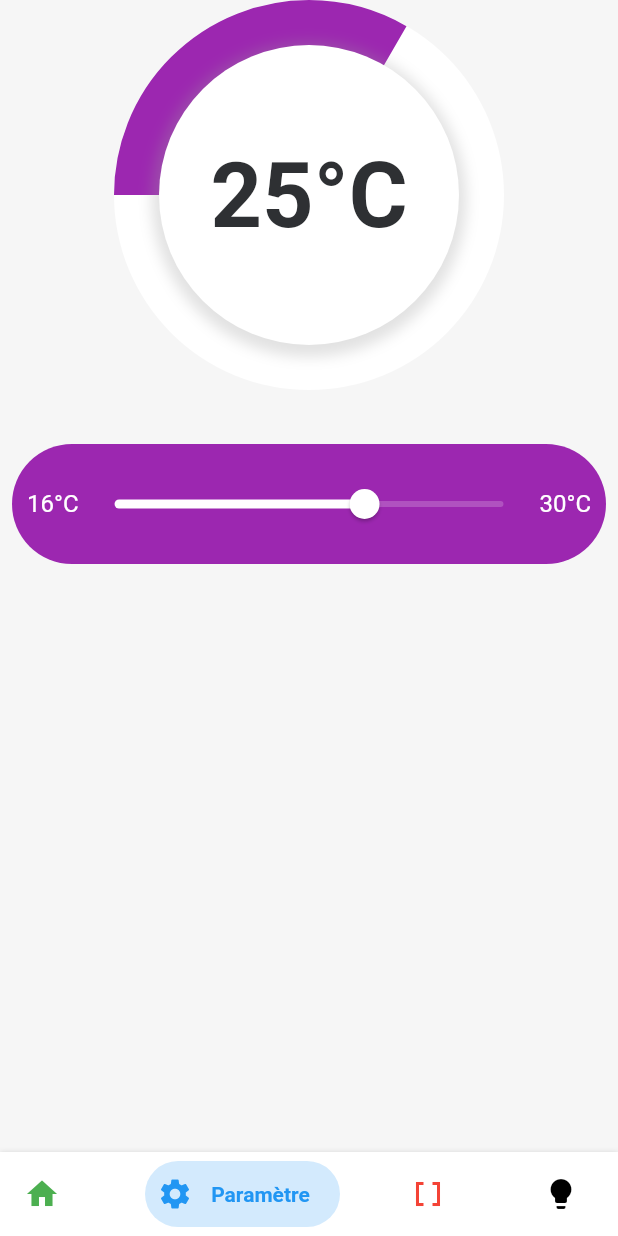
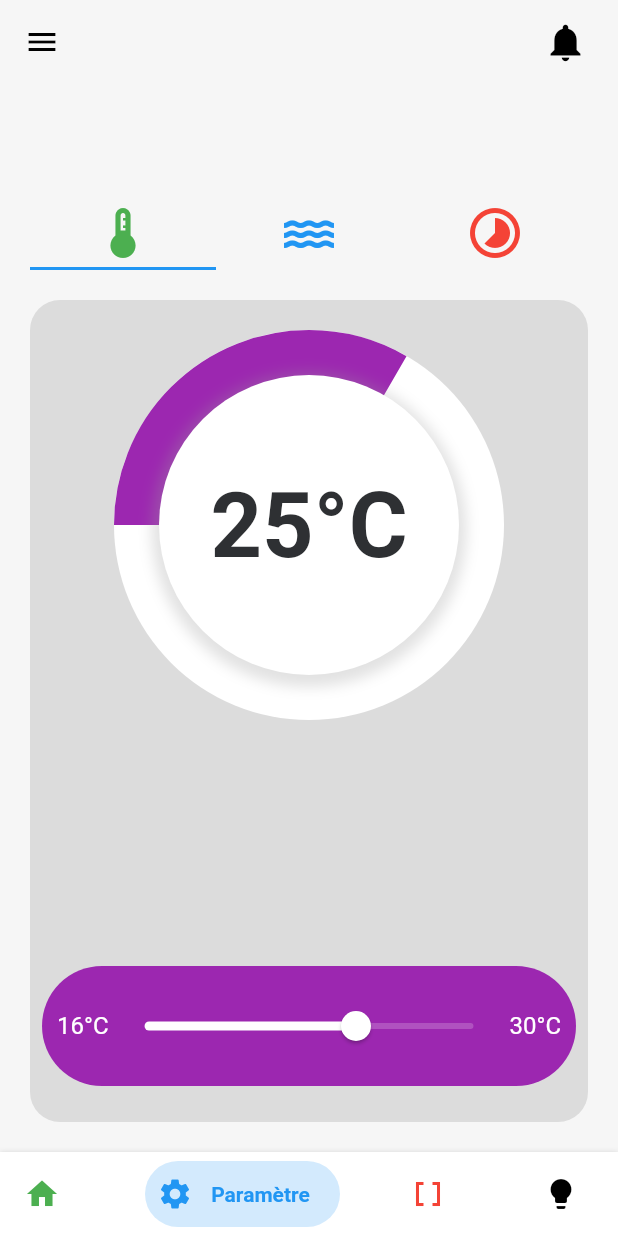
Before and after one commit to andriananjamarotafika/Planteco-mobile, a Flutter app: the screen it shows after launch, swiped to page 2, on a phone screen of 412 x 824 dp. Run offline on Flutter 3.47's test engine with Material 2 defaults, Android fonts, the light colour scheme and no system bars; drawn by our look-alikes of bottom_navy_bar; our stand-ins replace auth_buttons, flutter_staggered_animations, hexcolor, nb_utils.

Commit message:
Mise a jour settingPage

```diff
--- a/lib/Models/weau/DemoTemperatureWidget.dart
+++ b/lib/Models/weau/DemoTemperatureWidget.dart
@@ -5,7 +5,7 @@ import 'package:planteco/Models/weau/temperature.dart';
 
 
 class DemoTemperatureWidget extends StatefulWidget {
-  Temperature? temperature;
+  TemperatureEau? temperature;
   Function(double)? onChanged;
 
   DemoTemperatureWidget({this.temperature, this.onChanged});
--- a/lib/Models/weau/ItemModal.dart
+++ b/lib/Models/weau/ItemModal.dart
@@ -31,7 +31,7 @@ List<dynamic> itemList = [
     color: Color(0xFFFD443C),
     type: ItemType.light,
   ),
-  Temperature(
+  TemperatureEau(
     name: 'Smart AC',
     iconOn: Icons.ac_unit,
     iconOff: Icons.ac_unit,
--- a/lib/Models/weau/temperature.dart
+++ b/lib/Models/weau/temperature.dart
@@ -1,10 +1,10 @@
 import 'ItemModal.dart';
 
-class Temperature extends Item {
+class TemperatureEau extends Item {
   int speed;
   double? value;
 
-  Temperature({
+  TemperatureEau({
     name,
     iconOn,
     iconOff,
--- a/lib/Models/weau/view_modal.dart
+++ b/lib/Models/weau/view_modal.dart
@@ -1,7 +1,7 @@
 import 'package:flutter/material.dart';
 import 'ItemModal.dart';
 
-class ViewModel extends ChangeNotifier {
+class ViewModelEau extends ChangeNotifier {
   List<dynamic> myList = itemList;
 
   activateStatus(int index, bool status) {
--- a/lib/Models/wtemp/DemoTemperatureWidget.dart
+++ b/lib/Models/wtemp/DemoTemperatureWidget.dart
@@ -1,11 +1,11 @@
 import 'package:flutter/material.dart';
 import 'package:nb_utils/nb_utils.dart';
 import 'package:hexcolor/hexcolor.dart';
-import 'package:planteco/Models/weau/temperature.dart';
+import 'package:planteco/Models/wtemp/temperature.dart';
 
 
 class DemoTemperatureWidget extends StatefulWidget {
-  Temperature? temperature;
+  TemperatureTemp ? temperature;
   Function(double)? onChanged;
 
   DemoTemperatureWidget({this.temperature, this.onChanged});
--- a/lib/Models/wtemp/ItemModal.dart
+++ b/lib/Models/wtemp/ItemModal.dart
@@ -31,7 +31,7 @@ List<dynamic> itemList = [
     color: Color(0xFFFD443C),
     type: ItemType.light,
   ),
-  Temperature(
+  TemperatureTemp(
     name: 'Smart AC',
     iconOn: Icons.ac_unit,
     iconOff: Icons.ac_unit,
--- a/lib/Models/wtemp/temperature.dart
+++ b/lib/Models/wtemp/temperature.dart
@@ -1,10 +1,10 @@
 import 'ItemModal.dart';
 
-class Temperature extends Item {
+class TemperatureTemp extends Item {
   int speed;
   double? value;
 
-  Temperature({
+  TemperatureTemp({
     name,
     iconOn,
     iconOff,
--- a/lib/Models/wtemp/view_modal.dart
+++ b/lib/Models/wtemp/view_modal.dart
@@ -1,7 +1,7 @@
 import 'package:flutter/material.dart';
 import 'ItemModal.dart';
 
-class ViewModel extends ChangeNotifier {
+class ViewModelTemp extends ChangeNotifier {
   List<dynamic> myList = itemList;
 
   activateStatus(int index, bool status) {
--- a/lib/Models/wtime/DemoTemperatureWidget.dart
+++ b/lib/Models/wtime/DemoTemperatureWidget.dart
@@ -1,11 +1,11 @@
 import 'package:flutter/material.dart';
 import 'package:nb_utils/nb_utils.dart';
 import 'package:hexcolor/hexcolor.dart';
-import 'package:planteco/Models/weau/temperature.dart';
+import 'package:planteco/Models/wtime/temperature.dart';
 
 
 class DemoTemperatureWidget extends StatefulWidget {
-  Temperature? temperature;
+  TemperatureTime? temperature;
   Function(double)? onChanged;
 
   DemoTemperatureWidget({this.temperature, this.onChanged});
--- a/lib/Models/wtime/ItemModal.dart
+++ b/lib/Models/wtime/ItemModal.dart
@@ -1,6 +1,7 @@
 import 'dart:ui';
 import 'package:flutter/material.dart';
-import 'temperature.dart';
+import 'package:planteco/Models/wtime/temperature.dart';
+
 
 class Item {
   Item({
@@ -31,7 +32,7 @@ List<dynamic> itemList = [
     color: Color(0xFFFD443C),
     type: ItemType.light,
   ),
-  Temperature(
+  TemperatureTime(
     name: 'Smart AC',
     iconOn: Icons.ac_unit,
     iconOff: Icons.ac_unit,
--- a/lib/Models/wtime/temperature.dart
+++ b/lib/Models/wtime/temperature.dart
@@ -1,10 +1,10 @@
 import 'ItemModal.dart';
 
-class Temperature extends Item {
+class TemperatureTime extends Item {
   int speed;
   double? value;
 
-  Temperature({
+  TemperatureTime({
     name,
     iconOn,
     iconOff,
--- a/lib/Models/wtime/view_modal.dart
+++ b/lib/Models/wtime/view_modal.dart
@@ -1,7 +1,7 @@
 import 'package:flutter/material.dart';
 import 'ItemModal.dart';
 
-class ViewModel extends ChangeNotifier {
+class ViewModelTime extends ChangeNotifier {
   List<dynamic> myList = itemList;
 
   activateStatus(int index, bool status) {
--- a/lib/Navibar.dart
+++ b/lib/Navibar.dart
@@ -1,9 +1,7 @@
 import 'package:bottom_navy_bar/bottom_navy_bar.dart';
-import 'package:flutter/foundation.dart';
 import 'package:flutter/material.dart';
 import 'package:planteco/collection.dart';
-import 'package:planteco/temperature.dart';
-import 'main.dart';
+import 'package:planteco/settingPage.dart';
 import 'view/home.dart';
 import 'view/dataCollect.dart';
 
@@ -39,7 +37,7 @@ class _NavibarState extends State<Navibar> {
           },
           children: const <Widget>[
             HomePage(),
-            DemoTemperatureWidgetScreen(),
+            SettingPage(),
             Collection(),
             dataPage()
           ],
--- a/lib/main.dart
+++ b/lib/main.dart
@@ -1,5 +1,4 @@
 import 'package:flutter/material.dart';
-import 'package:planteco/temperature.dart';
 import 'package:planteco/view/home.dart';
 import 'view/login.dart';
 import 'package:hexcolor/hexcolor.dart';
--- /dev/null
+++ b/lib/setting.dart
@@ -0,0 +1,55 @@
+import 'package:flutter/material.dart';
+import "wtemp.dart";
+import "wtime.dart";
+import "weau.dart";
+
+class Setting extends StatefulWidget {
+  const Setting({super.key});
+
+  @override
+  State<Setting> createState() => _SettingState();
+}
+
+class _SettingState extends State<Setting> {
+  @override
+  Widget build(BuildContext context) {
+    return DefaultTabController(
+      length: 3,
+      child: Scaffold(
+        appBar: AppBar(
+          backgroundColor: Colors.transparent,
+          elevation: 0,
+          bottom: const TabBar(
+            tabs: [
+              Tab(
+                  icon: Icon(
+                Icons.thermostat,
+                size: 40,
+                color: Colors.green,
+              )),
+              Tab(
+                  icon: Icon(
+                Icons.water,
+                size: 40,
+                color: Colors.blue,
+              )),
+              Tab(
+                  icon: Icon(
+                Icons.timelapse,
+                size: 40,
+                color: Colors.red,
+              )),
+            ],
+          ),
+        ),
+        body: TabBarView(
+          children: [
+            eau(context),
+            temp(context),
+            time(context),
+          ],
+        ),
+      ),
+    );
+  }
+}
--- /dev/null
+++ b/lib/settingPage.dart
@@ -0,0 +1,41 @@
+import 'package:flutter/material.dart';
+import 'package:flutter/src/widgets/container.dart';
+import 'package:flutter/src/widgets/framework.dart';
+import 'package:planteco/setting.dart';
+
+import 'menuDrawer.dart';
+
+class SettingPage extends StatefulWidget {
+  const SettingPage({super.key});
+
+  @override
+  State<SettingPage> createState() => _SettingPageState();
+}
+
+class _SettingPageState extends State<SettingPage> {
+  @override
+  Widget build(BuildContext context) {
+    return Scaffold(
+      appBar: AppBar(
+        iconTheme: const IconThemeData(color: Colors.black),
+        backgroundColor: Colors.transparent,
+        elevation: 0,
+        centerTitle: true,
+        actions:  [
+          Container(
+            margin: const EdgeInsets.only(right: 20),
+            child: const Icon(Icons.notifications,size: 30,color: Colors.black,),
+          ),
+        ],
+
+      ),
+      drawer: MenuDrawer(),
+      body: Container(
+        margin: EdgeInsets.all(20),
+        child:
+          Setting(),
+
+      ),
+    );
+  }
+}
--- a/lib/temperature.dart
+++ /dev/null
@@ -1,40 +0,0 @@
-import 'package:flutter/material.dart';
-import 'package:planteco/weau.dart';
-import 'Models/weau/view_modal.dart';
-import 'package:provider/provider.dart';
-
-
-
-
-class DemoTemperatureWidgetScreen extends StatefulWidget {
-  const DemoTemperatureWidgetScreen({Key? key}) : super(key: key);
-
-  @override
-  DemoTemperatureWidgetScreenState createState() =>
-      DemoTemperatureWidgetScreenState();
-}
-
-class DemoTemperatureWidgetScreenState
-    extends State<DemoTemperatureWidgetScreen> {
-  @override
-  Widget build(BuildContext context) {
-    return ChangeNotifierProvider<ViewModel>(
-      create: (context) => ViewModel(),
-      child: Consumer<ViewModel>(
-        builder: (context, provider, child) {
-          return Scaffold(
-            body: SingleChildScrollView(
-              child: Column(
-                children: [
-                  Container(
-                    height: 400,
-                    child: eau(context)
-                    ),
-                ],
-              ),
-            ));
-        },
-      ),
-    );
-  }
-}
--- a/lib/weau.dart
+++ b/lib/weau.dart
@@ -10,15 +10,22 @@ import 'package:provider/provider.dart';
 
 
 Widget eau(BuildContext context) {
-    return ChangeNotifierProvider<ViewModel>(
-      create: (context) => ViewModel(),
-      child: Consumer<ViewModel>(
+    return ChangeNotifierProvider<ViewModelEau>(
+      create: (context) => ViewModelEau(),
+      child: Consumer<ViewModelEau>(
         builder: (context, provider, child) {
           return  AnimatedContainer(
             height: context.height(),
             width: context.width(),
             duration: 500.milliseconds,
             //color: getBackGroundColor(provider.myList[1].value),
+            child: Container(
+              decoration: BoxDecoration(
+                borderRadius: BorderRadius.circular(20),
+              color: Color.fromARGB(255, 220, 220, 220),
+              ),
+              margin: EdgeInsets.only(top: 20),
+              padding: EdgeInsets.only(top: 20),
               child: Column(
                 mainAxisAlignment: MainAxisAlignment.spaceBetween,
                 children: [
@@ -78,6 +85,7 @@ Widget eau(BuildContext context) {
                   ).paddingBottom(16.0),
                 ],
               ),
+            ),
           );
         },
       ),
--- a/lib/wtemp.dart
+++ b/lib/wtemp.dart
@@ -10,9 +10,9 @@ import 'package:provider/provider.dart';
 
 
 Widget temp(BuildContext context) {
-    return ChangeNotifierProvider<ViewModel>(
-      create: (context) => ViewModel(),
-      child: Consumer<ViewModel>(
+    return ChangeNotifierProvider<ViewModelTemp>(
+      create: (context) => ViewModelTemp(),
+      child: Consumer<ViewModelTemp>(
         builder: (context, provider, child) {
           return  AnimatedContainer(
             height: context.height(),
--- a/lib/wtime.dart
+++ b/lib/wtime.dart
@@ -10,9 +10,9 @@ import 'package:provider/provider.dart';
 
 
 Widget time(BuildContext context) {
-    return ChangeNotifierProvider<ViewModel>(
-      create: (context) => ViewModel(),
-      child: Consumer<ViewModel>(
+    return ChangeNotifierProvider<ViewModelTime>(
+      create: (context) => ViewModelTime(),
+      child: Consumer<ViewModelTime>(
         builder: (context, provider, child) {
           return  AnimatedContainer(
             height: context.height(),
```
Lines whose indentation alone changed are shown as unchanged.
